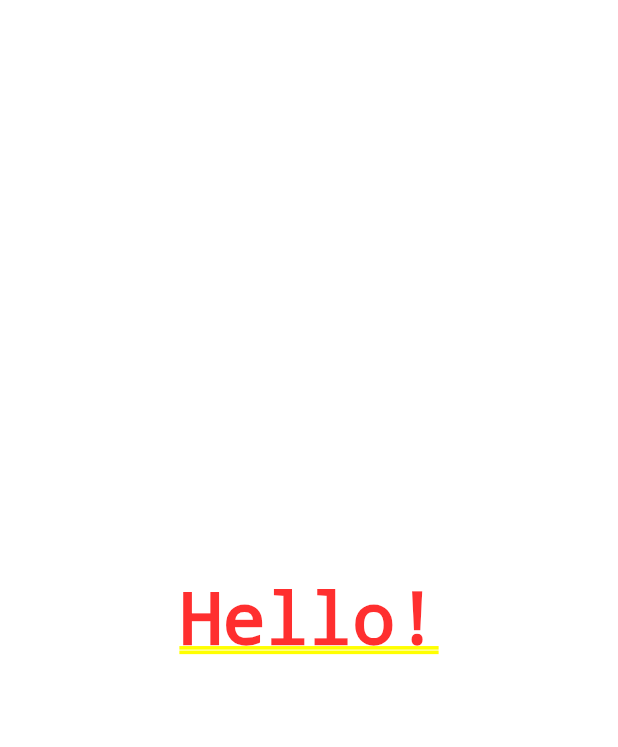
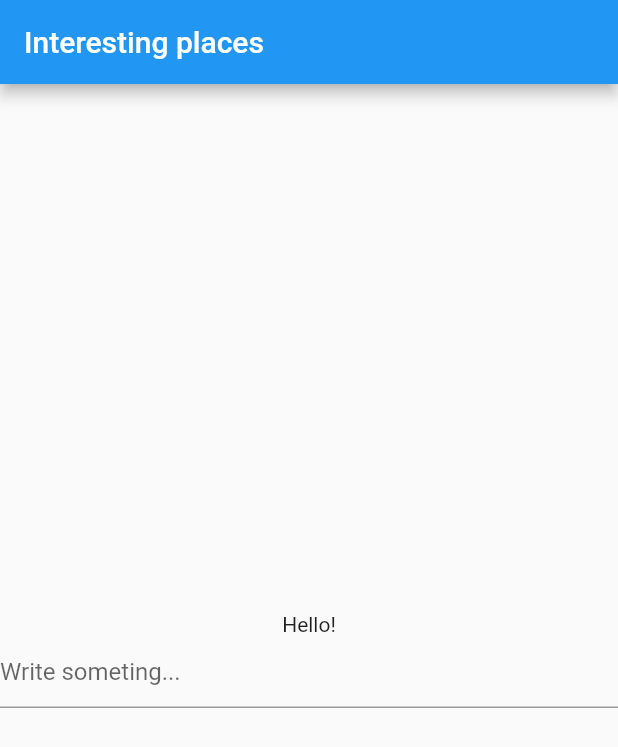
Before and after one commit to zaknoel/surf-flutter-course-najmidinov, a Flutter app: the screen it shows after launch, on a phone screen of 412 x 824 dp. Shown: the top 747 px of the screen. Run offline on Flutter 3.47's test engine with Material 2 defaults, Android fonts, the light colour scheme and no system bars.

Commit message:
add scaffold creeen (#7)

```diff
--- a/lib/main.dart
+++ b/lib/main.dart
@@ -1,17 +1,8 @@
 import 'package:flutter/material.dart';
+import 'package:places/ui/screen/sight_list_screen.dart';
 
 void main() {
   runApp(MyApp());
-}
-
-class App extends StatelessWidget {
-  @override
-  Widget build(BuildContext context) {
-    return MaterialApp(
-      home: MyFirstWidget(),
-      title: "Test title",
-    );
-  }
 }
 
 class MyApp extends StatelessWidget {
@@ -21,18 +12,9 @@ class MyApp extends StatelessWidget {
     return MaterialApp(
       title: 'Flutter Demo',
       theme: ThemeData(
-        // This is the theme of your application.
-        //
-        // Try running your application with "flutter run". You'll see the
-        // application has a blue toolbar. Then, without quitting the app, try
-        // changing the primarySwatch below to Colors.green and then invoke
-        // "hot reload" (press "r" in the console where you ran "flutter run",
-        // or simply save your changes to "hot reload" in a Flutter IDE).
-        // Notice that the counter didn't reset back to zero; the application
-        // is not restarted.
         primarySwatch: Colors.blue,
       ),
-      home: MyFirstWidgetSF(),
+      home: SightListScreen(),
     );
   }
 }
--- /dev/null
+++ b/lib/ui/screen/sight_list_screen.dart
@@ -0,0 +1,31 @@
+import 'package:flutter/material.dart';
+
+class SightListScreen extends StatefulWidget {
+  SightListScreen({Key key}) : super(key: key);
+
+  @override
+  _SightListScreenState createState() => _SightListScreenState();
+}
+
+class _SightListScreenState extends State<SightListScreen> {
+  @override
+  Widget build(BuildContext context) {
+    return Scaffold(
+      resizeToAvoidBottomInset: false,
+      appBar: AppBar(
+        title: const Text('Interesting places'),
+      ),
+      body: Center(
+        child: Column(
+          mainAxisAlignment: MainAxisAlignment.center,
+          children: [
+            Text("Hello!"),
+            TextFormField(
+              decoration: InputDecoration(hintText: "Write someting..."),
+            ),
+          ],
+        ),
+      ),
+    );
+  }
+}
```
